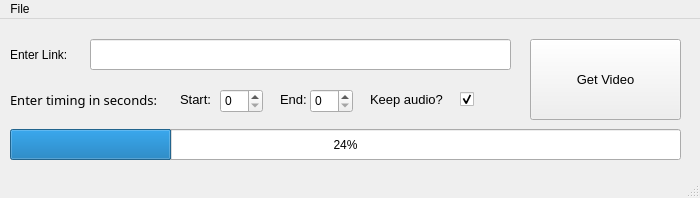
This is ankitube.ui in sh34v3/ankitube as Qt 5 draws it before an edit. The edited form follows.
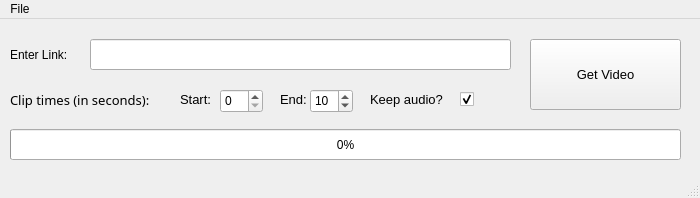
This is the edited form.

Commit message: ankitube.py, moving away from ui file structure

Diff of the .ui file:
```diff
--- a/ankitube.ui
+++ b/ankitube.ui
@@ -42,7 +42,7 @@
      </font>
     </property>
     <property name="text">
-     <string>Enter timing in seconds:</string>
+     <string>Clip times (in seconds):</string>
     </property>
    </widget>
    <widget class="QLineEdit" name="link_textbox">
@@ -115,6 +115,15 @@
       <height>24</height>
      </rect>
     </property>
+    <property name="minimum">
+     <number>1</number>
+    </property>
+    <property name="maximum">
+     <number>600</number>
+    </property>
+    <property name="value">
+     <number>10</number>
+    </property>
    </widget>
    <widget class="QLabel" name="label_5">
     <property name="geometry">
@@ -156,7 +165,7 @@
       <x>530</x>
       <y>20</y>
       <width>151</width>
-      <height>81</height>
+      <height>71</height>
      </rect>
     </property>
     <property name="font">
@@ -191,7 +200,10 @@
      </rect>
     </property>
     <property name="value">
-     <number>24</number>
+     <number>0</number>
+    </property>
+    <property name="invertedAppearance">
+     <bool>false</bool>
     </property>
    </widget>
   </widget>
```
Left out of the diff: 14 changed lines with no effect on the pictures. The commit also changes 3 other files.
